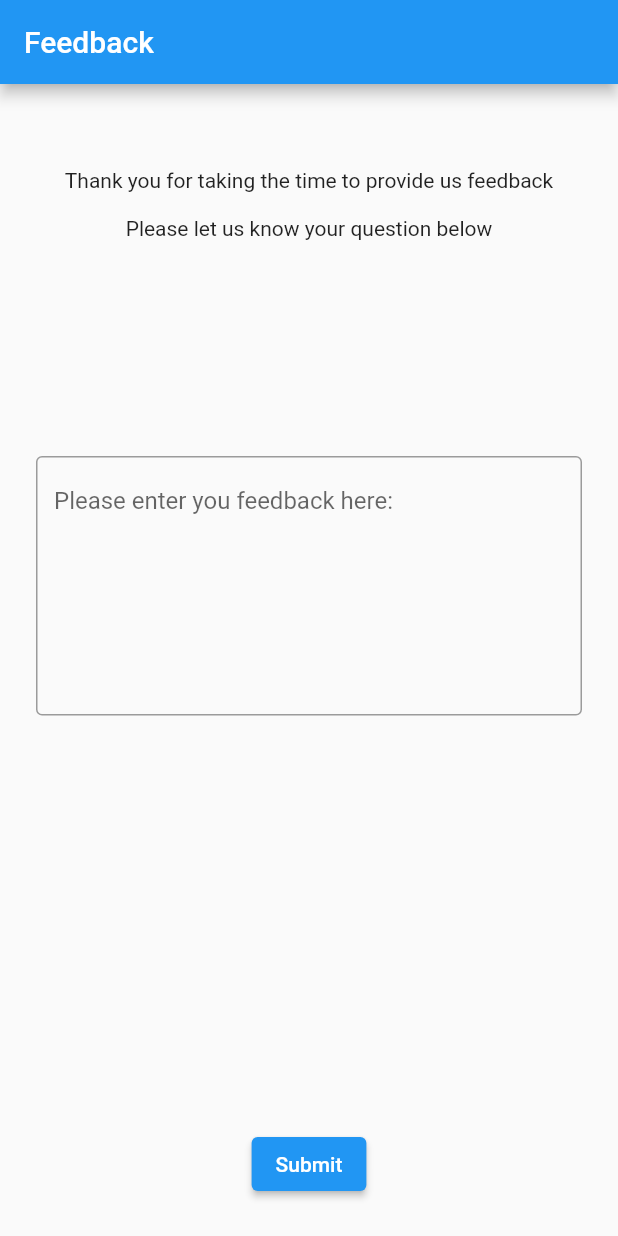
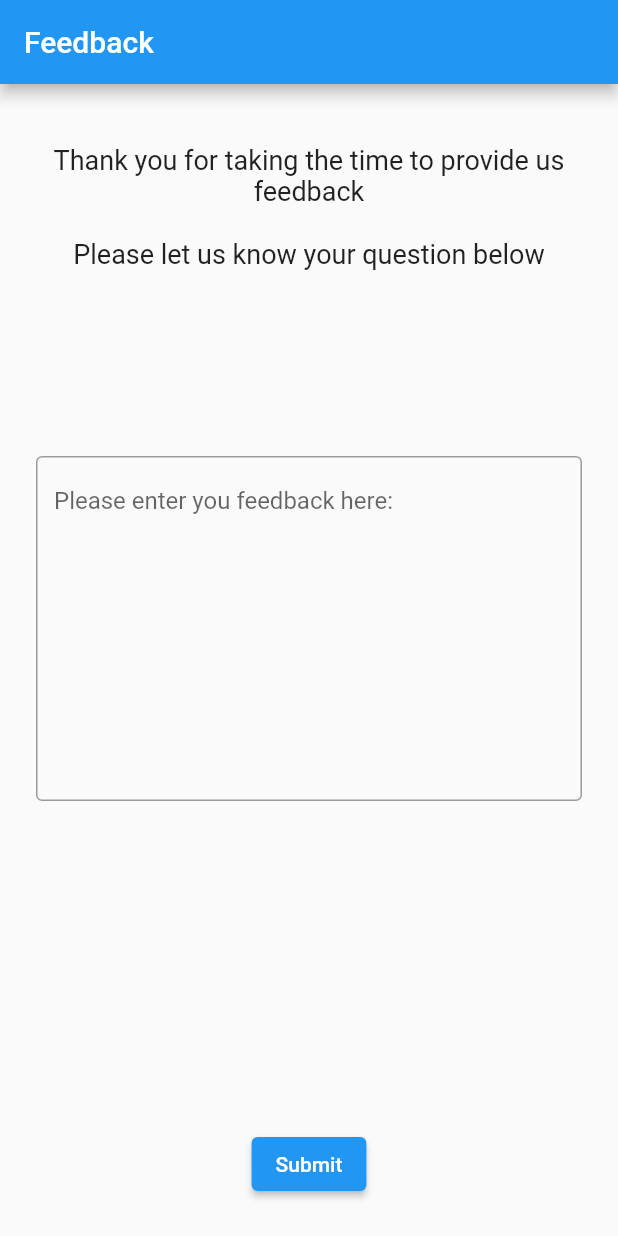
Before and after one commit to codingfanatic/sampleFeedbackPage, a Flutter app: the screen it shows after launch, on a phone screen of 412 x 824 dp. Run offline on Flutter 3.47's test engine with Material 2 defaults, Android fonts, the phone set to English and light mode, and no system bars.

Commit message:
Finished Text widget styling Decreased padding in Text widget to move it closer to the App Bar Created a String variable to replace the argument in the Text widget constructor Increased the Text size Added lines to the TextField to make it closer to the Submit button Added an overlay color to the submit button to make it yellow when pressed down

```diff
--- a/samplefeedbackpage/lib/main.dart
+++ b/samplefeedbackpage/lib/main.dart
@@ -37,7 +37,8 @@ class MyHomePage extends StatefulWidget {
 }
 
 class _MyHomePageState extends State<MyHomePage> {
-  String _value;
+  String _feedbackIntro =
+      'Thank you for taking the time to provide us feedback\n\nPlease let us know your question below';
   @override
   Widget build(BuildContext context) {
     // The Flutter framework has been optimized to make rerunning build methods
@@ -70,17 +71,18 @@ class _MyHomePageState extends State<MyHomePage> {
           children: <Widget>[
             Expanded(
               child: Padding(
-                padding: EdgeInsets.only(top: 32),
+                padding: EdgeInsets.only(top: 16),
                 child: Text(
-                  'Thank you for taking the time to provide us feedback\n\nPlease let us know your question below',
+                  _feedbackIntro,
                   textAlign: TextAlign.center,
+                  style: TextStyle(fontSize: 18),
                 ),
               ),
             ),
             Expanded(
               flex: 2,
               child: TextField(
-                maxLines: 7,
+                maxLines: 10,
                 decoration: InputDecoration(
                   border: OutlineInputBorder(),
                   hintText: 'Please enter you feedback here:',
@@ -90,6 +92,9 @@ class _MyHomePageState extends State<MyHomePage> {
             ElevatedButton(
               onPressed: () {},
               child: Text('Submit'),
+              style: ButtonStyle(
+                  overlayColor:
+                      MaterialStateProperty.all<Color>(Colors.yellow)),
             ),
           ],
         ),
```
